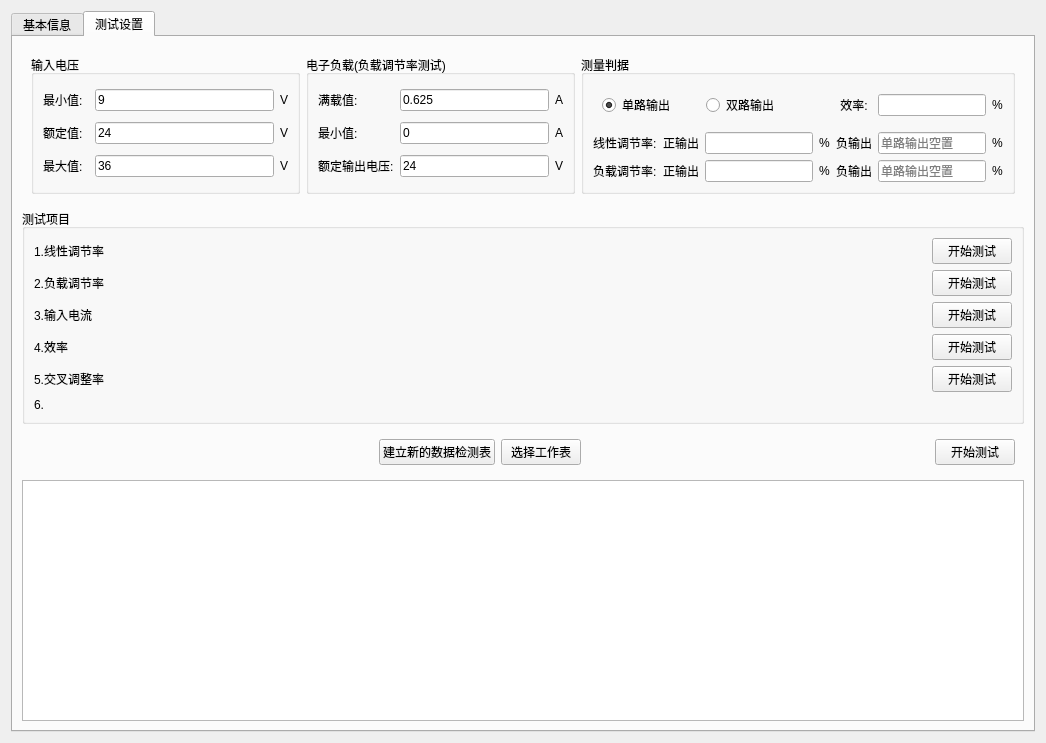
This is dc.ui in kaizizzzz/project6 as Qt 5 draws it before an edit. The edited form follows.
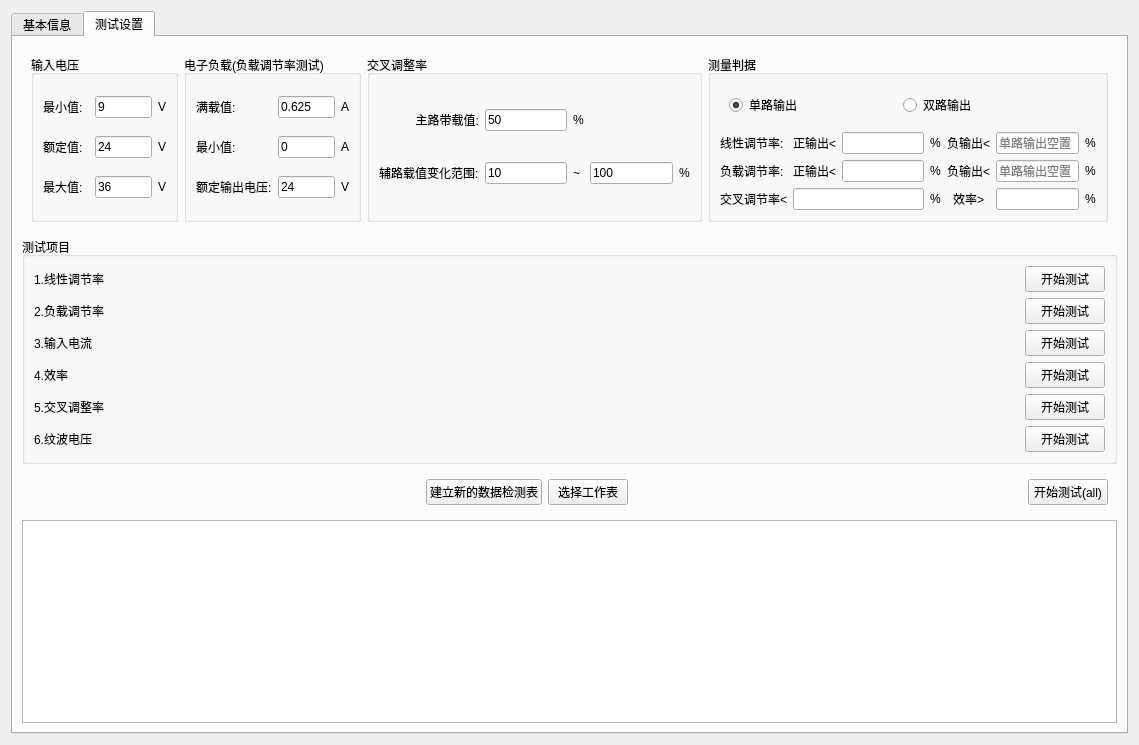
This is the edited form.

Patch:
```diff
--- a/dc.ui
+++ b/dc.ui
@@ -6,8 +6,8 @@
    <rect>
     <x>0</x>
     <y>0</y>
-    <width>1046</width>
-    <height>743</height>
+    <width>1139</width>
+    <height>745</height>
    </rect>
   </property>
   <property name="windowTitle">
@@ -172,6 +172,19 @@
                </property>
               </widget>
              </item>
+             <item>
+              <spacer name="horizontalSpacer_11">
+               <property name="orientation">
+                <enum>Qt::Orientation::Horizontal</enum>
+               </property>
+               <property name="sizeHint" stdset="0">
+                <size>
+                 <width>40</width>
+                 <height>20</height>
+                </size>
+               </property>
+              </spacer>
+             </item>
             </layout>
            </widget>
           </item>
@@ -333,6 +346,19 @@
                </property>
               </widget>
              </item>
+             <item>
+              <spacer name="horizontalSpacer_5">
+               <property name="orientation">
+                <enum>Qt::Orientation::Horizontal</enum>
+               </property>
+               <property name="sizeHint" stdset="0">
+                <size>
+                 <width>40</width>
+                 <height>20</height>
+                </size>
+               </property>
+              </spacer>
+             </item>
             </layout>
            </widget>
           </item>
@@ -450,6 +476,19 @@
                </property>
               </widget>
              </item>
+             <item>
+              <spacer name="horizontalSpacer_6">
+               <property name="orientation">
+                <enum>Qt::Orientation::Horizontal</enum>
+               </property>
+               <property name="sizeHint" stdset="0">
+                <size>
+                 <width>40</width>
+                 <height>20</height>
+                </size>
+               </property>
+              </spacer>
+             </item>
             </layout>
            </widget>
           </item>
@@ -548,6 +587,19 @@
                </property>
               </widget>
              </item>
+             <item>
+              <spacer name="horizontalSpacer_14">
+               <property name="orientation">
+                <enum>Qt::Orientation::Horizontal</enum>
+               </property>
+               <property name="sizeHint" stdset="0">
+                <size>
+                 <width>40</width>
+                 <height>20</height>
+                </size>
+               </property>
+              </spacer>
+             </item>
             </layout>
            </widget>
           </item>
@@ -907,19 +959,114 @@
             </layout>
            </widget>
           </item>
+          <item>
+           <widget class="QGroupBox" name="groupBox_9">
+            <property name="title">
+             <string>交叉调整率</string>
+            </property>
+            <layout class="QGridLayout" name="gridLayout_9">
+             <item row="1" column="1">
+              <widget class="QLineEdit" name="lineEdit_secondaryMinLoadCondition">
+               <property name="text">
+                <string>10</string>
+               </property>
+              </widget>
+             </item>
+             <item row="1" column="3">
+              <widget class="QLineEdit" name="lineEdit_secondaryMaxLoadCondition">
+               <property name="text">
+                <string>100</string>
+               </property>
+              </widget>
+             </item>
+             <item row="1" column="2">
+              <widget class="QLabel" name="label_64">
+               <property name="text">
+                <string>~</string>
+               </property>
+              </widget>
+             </item>
+             <item row="0" column="0">
+              <widget class="QLabel" name="label_61">
+               <property name="text">
+                <string>主路带载值:</string>
+               </property>
+               <property name="alignment">
+                <set>Qt::AlignmentFlag::AlignRight|Qt::AlignmentFlag::AlignTrailing|Qt::AlignmentFlag::AlignVCenter</set>
+               </property>
+              </widget>
+             </item>
+             <item row="0" column="2">
+              <widget class="QLabel" name="label_63">
+               <property name="text">
+                <string>%</string>
+               </property>
+              </widget>
+             </item>
+             <item row="0" column="1">
+              <widget class="QLineEdit" name="lineEdit_mainLoadCondition">
+               <property name="text">
+                <string>50</string>
+               </property>
+              </widget>
+             </item>
+             <item row="1" column="0">
+              <widget class="QLabel" name="label_62">
+               <property name="text">
+                <string>辅路载值变化范围:</string>
+               </property>
+              </widget>
+             </item>
+             <item row="1" column="4">
+              <widget class="QLabel" name="label_65">
+               <property name="text">
+                <string>%</string>
+               </property>
+              </widget>
+             </item>
+            </layout>
+           </widget>
+          </item>
           <item>
            <widget class="QGroupBox" name="groupBox_7">
             <property name="title">
              <string>测量判据</string>
             </property>
             <layout class="QGridLayout" name="gridLayout_8">
-             <item row="1" column="6">
-              <widget class="QLabel" name="label_51">
+             <item row="3" column="0">
+              <widget class="QLabel" name="label_66">
                <property name="text">
+                <string>交叉调节率&lt;</string>
+               </property>
+              </widget>
+             </item>
+             <item row="2" column="3">
+              <widget class="QLabel" name="label_45">
+               <property name="text">
                 <string>%</string>
                </property>
               </widget>
              </item>
+             <item row="1" column="3">
+              <widget class="QLabel" name="label_44">
+               <property name="text">
+                <string>%</string>
+               </property>
+              </widget>
+             </item>
+             <item row="3" column="4">
+              <widget class="QLabel" name="label_46">
+               <property name="layoutDirection">
+                <enum>Qt::LayoutDirection::LeftToRight</enum>
+               </property>
+               <property name="text">
+                <string>效率&gt;</string>
+               </property>
+               <property name="alignment">
+                <set>Qt::AlignmentFlag::AlignCenter</set>
+               </property>
+              </widget>
+             </item>
              <item row="2" column="0">
               <widget class="QLabel" name="label_37">
                <property name="text">
@@ -927,64 +1074,60 @@
                </property>
               </widget>
              </item>
+             <item row="3" column="5">
+              <widget class="QLineEdit" name="lineEdit_yita">
+               <property name="sizePolicy">
+                <sizepolicy hsizetype="Ignored" vsizetype="Fixed">
+                 <horstretch>0</horstretch>
+                 <verstretch>0</verstretch>
+                </sizepolicy>
+               </property>
+              </widget>
+             </item>
+             <item row="1" column="4">
+              <widget class="QLabel" name="label_49">
+               <property name="text">
+                <string>负输出&lt;</string>
+               </property>
+              </widget>
+             </item>
+             <item row="1" column="2">
+              <widget class="QLineEdit" name="lineEdit_lineRegulation"/>
+             </item>
              <item row="1" column="1">
               <widget class="QLabel" name="label_50">
                <property name="text">
-                <string>正输出</string>
+                <string>正输出&lt;</string>
                </property>
                <property name="alignment">
                 <set>Qt::AlignmentFlag::AlignCenter</set>
                </property>
               </widget>
              </item>
-             <item row="1" column="5">
-              <widget class="QLineEdit" name="lineEdit_4">
-               <property name="placeholderText">
-                <string>单路输出空置</string>
-               </property>
-              </widget>
-             </item>
-             <item row="2" column="3">
-              <widget class="QLabel" name="label_45">
+             <item row="3" column="6">
+              <widget class="QLabel" name="label_47">
                <property name="text">
                 <string>%</string>
                </property>
               </widget>
              </item>
-             <item row="2" column="4">
-              <widget class="QLabel" name="label_53">
-               <property name="text">
-                <string>负输出</string>
-               </property>
-              </widget>
-             </item>
              <item row="2" column="1">
               <widget class="QLabel" name="label_52">
                <property name="text">
-                <string>正输出</string>
+                <string>正输出&lt;</string>
                </property>
                <property name="alignment">
                 <set>Qt::AlignmentFlag::AlignCenter</set>
                </property>
               </widget>
              </item>
-             <item row="1" column="2">
-              <widget class="QLineEdit" name="lineEdit_lineRegulation"/>
-             </item>
-             <item row="1" column="3">
-              <widget class="QLabel" name="label_44">
+             <item row="1" column="6">
+              <widget class="QLabel" name="label_51">
                <property name="text">
                 <string>%</string>
                </property>
               </widget>
              </item>
-             <item row="1" column="0">
-              <widget class="QLabel" name="label_36">
-               <property name="text">
-                <string>线性调节率:</string>
-               </property>
-              </widget>
-             </item>
              <item row="2" column="2">
               <widget class="QLineEdit" name="lineEdit_loadRegulation"/>
              </item>
@@ -995,51 +1138,35 @@
                </property>
               </widget>
              </item>
-             <item row="1" column="4">
-              <widget class="QLabel" name="label_49">
-               <property name="text">
-                <string>负输出</string>
+             <item row="1" column="5">
+              <widget class="QLineEdit" name="lineEdit_lineRegulation_negative">
+               <property name="placeholderText">
+                <string>单路输出空置</string>
                </property>
               </widget>
              </item>
              <item row="2" column="5">
-              <widget class="QLineEdit" name="lineEdit_5">
+              <widget class="QLineEdit" name="lineEdit_loadRegulation_negative">
                <property name="placeholderText">
                 <string>单路输出空置</string>
                </property>
               </widget>
              </item>
-             <item row="0" column="6">
-              <widget class="QLabel" name="label_47">
+             <item row="1" column="0">
+              <widget class="QLabel" name="label_36">
                <property name="text">
-                <string>%</string>
+                <string>线性调节率:</string>
                </property>
               </widget>
              </item>
-             <item row="0" column="5">
-              <widget class="QLineEdit" name="lineEdit_3">
-               <property name="sizePolicy">
-                <sizepolicy hsizetype="Ignored" vsizetype="Fixed">
-                 <horstretch>0</horstretch>
-                 <verstretch>0</verstretch>
-                </sizepolicy>
-               </property>
-              </widget>
-             </item>
-             <item row="0" column="4">
-              <widget class="QLabel" name="label_46">
-               <property name="layoutDirection">
-                <enum>Qt::LayoutDirection::LeftToRight</enum>
-               </property>
+             <item row="2" column="4">
+              <widget class="QLabel" name="label_53">
                <property name="text">
-                <string>效率:</string>
+                <string>负输出&lt;</string>
                </property>
-               <property name="alignment">
-                <set>Qt::AlignmentFlag::AlignCenter</set>
-               </property>
               </widget>
              </item>
-             <item row="0" column="0" colspan="3">
+             <item row="0" column="0" colspan="6">
               <widget class="QWidget" name="widget_6" native="true">
                <property name="sizePolicy">
                 <sizepolicy hsizetype="Preferred" vsizetype="Preferred">
@@ -1074,6 +1201,16 @@
                </layout>
               </widget>
              </item>
+             <item row="3" column="1" colspan="2">
+              <widget class="QLineEdit" name="lineEdit_crossR"/>
+             </item>
+             <item row="3" column="3">
+              <widget class="QLabel" name="label_67">
+               <property name="text">
+                <string>%</string>
+               </property>
+              </widget>
+             </item>
             </layout>
            </widget>
           </item>
@@ -1208,7 +1345,7 @@
            </spacer>
           </item>
           <item row="5" column="3">
-           <widget class="QPushButton" name="pushButton_4">
+           <widget class="QPushButton" name="pushButton_test5">
             <property name="text">
              <string>开始测试</string>
             </property>
@@ -1224,10 +1361,30 @@
           <item row="6" column="0">
            <widget class="QLabel" name="label_25">
             <property name="text">
-             <string>6.</string>
+             <string>6.纹波电压</string>
             </property>
            </widget>
           </item>
+          <item row="6" column="3">
+           <widget class="QPushButton" name="pushButton_test6">
+            <property name="text">
+             <string>开始测试</string>
+            </property>
+           </widget>
+          </item>
+          <item row="6" column="1">
+           <spacer name="horizontalSpacer_15">
+            <property name="orientation">
+             <enum>Qt::Orientation::Horizontal</enum>
+            </property>
+            <property name="sizeHint" stdset="0">
+             <size>
+              <width>40</width>
+              <height>20</height>
+             </size>
+            </property>
+           </spacer>
+          </item>
          </layout>
         </widget>
        </item>
@@ -1248,14 +1405,14 @@
            </spacer>
           </item>
           <item>
-           <widget class="QPushButton" name="pushButton_2">
+           <widget class="QPushButton" name="pushButton_Excel">
             <property name="text">
              <string>建立新的数据检测表</string>
             </property>
            </widget>
           </item>
           <item>
-           <widget class="QPushButton" name="pushButton">
+           <widget class="QPushButton" name="pushButton_ExcelSelect">
             <property name="text">
              <string>选择工作表</string>
             </property>
@@ -1275,9 +1432,9 @@
            </spacer>
           </item>
           <item>
-           <widget class="QPushButton" name="pushButton_3">
+           <widget class="QPushButton" name="pushButton_allltest">
             <property name="text">
-             <string>开始测试</string>
+             <string>开始测试(all)</string>
             </property>
            </widget>
           </item>
```
